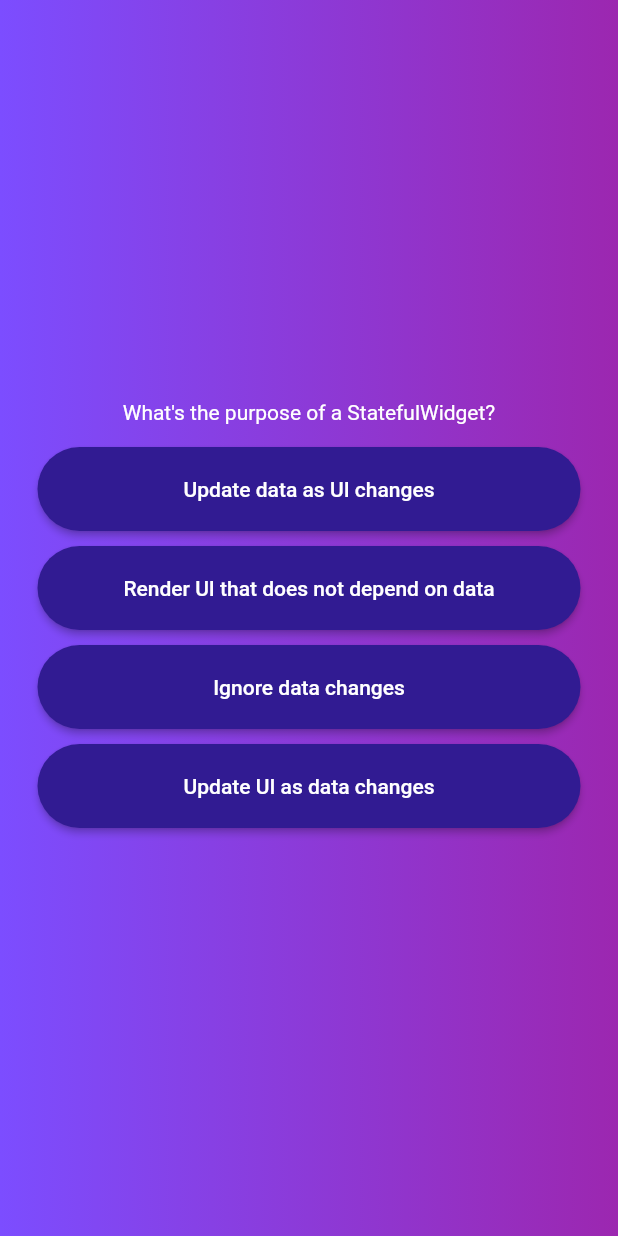
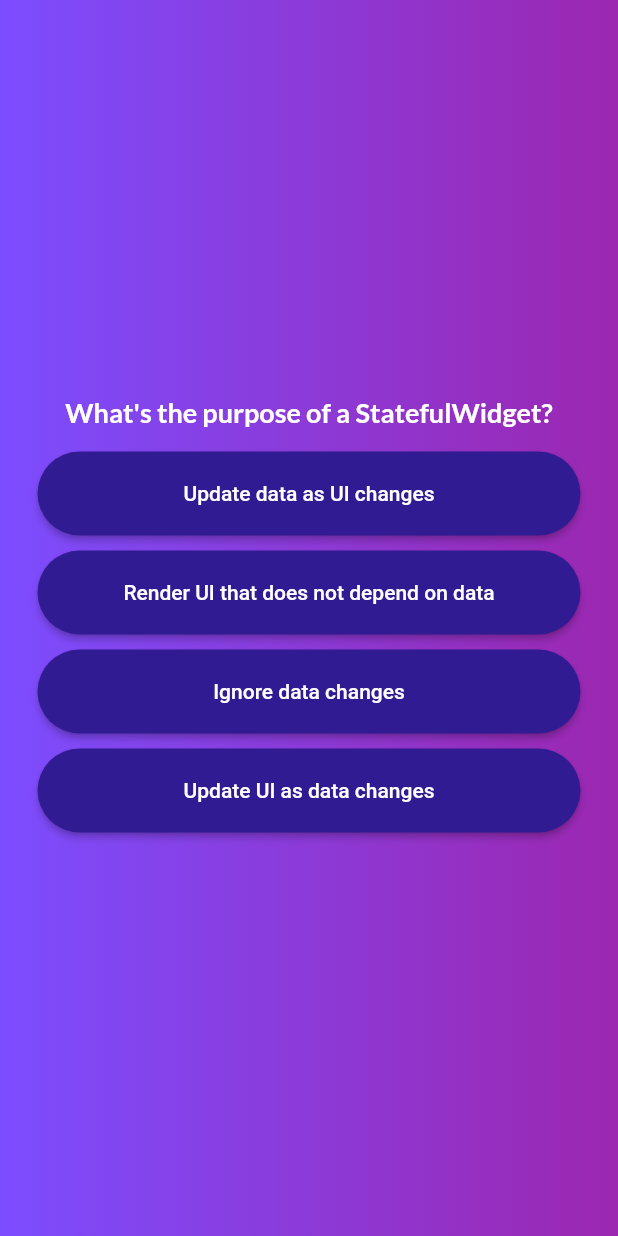
Before and after one commit to akramghaleb/quiz-app, a Flutter app: the screen it shows after launch, after a tap on "Start now !", on a phone screen of 412 x 824 dp. Run offline on Flutter 3.47's test engine with Material 2 defaults, Android fonts, the phone set to English and light mode, and no system bars; our stand-ins replace google_fonts.

Commit message:
Install Package

```diff
--- a/lib/home_page.dart
+++ b/lib/home_page.dart
@@ -1,4 +1,5 @@
 import 'package:flutter/material.dart';
+import 'package:google_fonts/google_fonts.dart';
 
 class HomePage extends StatelessWidget {
   HomePage(this.changeScreen, {super.key});
@@ -19,9 +20,13 @@ class HomePage extends StatelessWidget {
           const SizedBox(
             height: 80,
           ),
-          const Text(
+          Text(
             'Learn Flutter',
-            style: TextStyle(color: Colors.white),
+            style: GoogleFonts.lato(
+              color: Colors.white,
+              fontWeight: FontWeight.bold,
+              fontSize: 24,
+            ),
           ),
           const SizedBox(
             height: 50,
--- a/lib/questions_page.dart
+++ b/lib/questions_page.dart
@@ -1,4 +1,5 @@
 import 'package:flutter/material.dart';
+import 'package:google_fonts/google_fonts.dart';
 import 'package:quiz_app/widgets/answer_button.dart';
 import 'package:quiz_app/data/questions.dart';
 
@@ -23,8 +24,10 @@ class _QuestionsState extends State<Questions> {
           children: [
             Text(
               currentQuestions.question,
-              style: const TextStyle(
+              style: GoogleFonts.lato(
                 color: Colors.white,
+                fontWeight: FontWeight.bold,
+                fontSize: 18,
               ),
               textAlign: TextAlign.center,
             ),
--- a/pubspec.yaml
+++ b/pubspec.yaml
@@ -35,6 +35,7 @@ dependencies:
   # The following adds the Cupertino Icons font to your application.
   # Use with the CupertinoIcons class for iOS style icons.
   cupertino_icons: ^1.0.2
+  google_fonts: ^4.0.4
 
 dev_dependencies:
   flutter_test:
```
Also changed, not shown: pubspec.lock, 1 other file.
